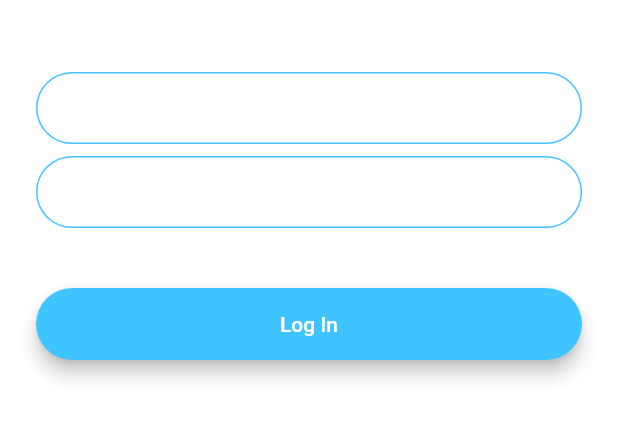
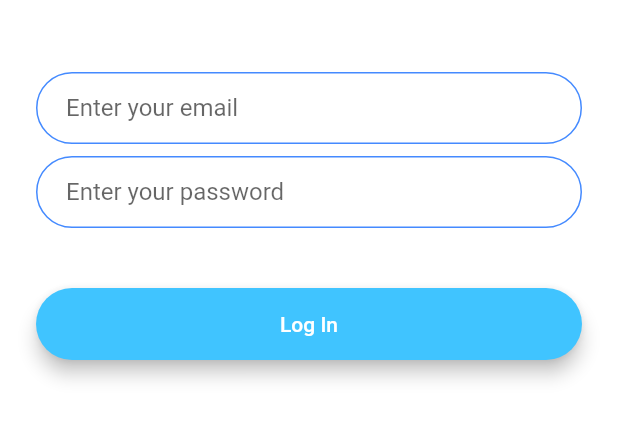
Before and after one commit to MJI-Abir/Flash-Chat, a Flutter app: the screen it shows after launch, after a tap on "Log In", on a phone screen of 412 x 824 dp, the part 576-1018 px from its top. Run offline on Flutter 3.47's test engine with Material 2 defaults, Android fonts, the phone set to English and light mode, and no system bars; drawn by our look-alikes of modal_progress_hud_nsn; our stand-ins replace animated_text_kit, awesome_snackbar_content, firebase_auth, firebase_core; accounts and stored records are empty; network calls fail.

```diff
--- a/lib/core/utils/constants.dart
+++ b/lib/core/utils/constants.dart
@@ -17,3 +17,19 @@ const kMessageContainerDecoration = BoxDecoration(
     top: BorderSide(color: Colors.lightBlueAccent, width: 2.0),
   ),
 );
+
+const kTextFieldDecoration = InputDecoration(
+  hintText: 'Enter value',
+  contentPadding: EdgeInsets.symmetric(vertical: 10.0, horizontal: 20.0),
+  border: OutlineInputBorder(
+    borderRadius: BorderRadius.all(Radius.circular(32.0)),
+  ),
+  enabledBorder: OutlineInputBorder(
+    borderSide: BorderSide(color: Colors.blueAccent, width: 1.0),
+    borderRadius: BorderRadius.all(Radius.circular(32.0)),
+  ),
+  focusedBorder: OutlineInputBorder(
+    borderSide: BorderSide(color: Colors.blueAccent, width: 2.0),
+    borderRadius: BorderRadius.all(Radius.circular(32.0)),
+  ),
+);
--- /dev/null
+++ b/lib/core/widgets/customized_button.dart
@@ -0,0 +1,39 @@
+import 'package:flutter/material.dart';
+
+class CustomizedButton extends StatelessWidget {
+  const CustomizedButton({
+    super.key,
+    required this.context,
+    required this.id,
+    required this.color,
+    required this.onPress,
+  });
+
+  final BuildContext context;
+  final String id;
+  final Color color;
+  final VoidCallback onPress;
+
+  @override
+  Widget build(BuildContext context) {
+    return Padding(
+      padding: const EdgeInsets.symmetric(vertical: 16.0),
+      child: Material(
+        elevation: 5.0,
+        color: color,
+        borderRadius: BorderRadius.circular(30.0),
+        child: MaterialButton(
+          onPressed: onPress,
+          minWidth: 200.0,
+          height: 42.0,
+          child: Text(
+            id,
+            style: const TextStyle(
+              color: Colors.white,
+            ),
+          ),
+        ),
+      ),
+    );
+  }
+}
--- a/lib/main.dart
+++ b/lib/main.dart
@@ -1,7 +1,12 @@
+import 'package:firebase_core/firebase_core.dart';
 import 'package:flash_chat/core/utils/routes.dart';
 import 'package:flutter/material.dart';
 
-void main() => runApp(const FlashChat());
+void main() async{
+  WidgetsFlutterBinding.ensureInitialized();
+  await Firebase.initializeApp();
+  runApp(const FlashChat());
+}
 
 class FlashChat extends StatelessWidget {
   const FlashChat({super.key});
@@ -10,11 +15,6 @@ class FlashChat extends StatelessWidget {
   Widget build(BuildContext context) {
     return MaterialApp(
       debugShowCheckedModeBanner: false,
-      theme: ThemeData.dark().copyWith(
-        textTheme: const TextTheme(
-          bodyLarge: TextStyle(color: Colors.black54),
-        ),
-      ),
       initialRoute: Routes.welcomeScreen,
       routes: Routes.routes,
     );
--- a/lib/screens/login_screen.dart
+++ b/lib/screens/login_screen.dart
@@ -1,17 +1,30 @@
-import 'package:flash_chat/screens/welcome_screen.dart';
+import 'package:firebase_auth/firebase_auth.dart';
+import 'package:flash_chat/core/utils/constants.dart';
+import 'package:flash_chat/core/utils/routes.dart';
+import 'package:flash_chat/core/widgets/customized_button.dart';
 import 'package:flutter/material.dart';
+import 'package:awesome_snackbar_content/awesome_snackbar_content.dart';
+import 'package:modal_progress_hud_nsn/modal_progress_hud_nsn.dart';
 
 class LoginScreen extends StatefulWidget {
+  const LoginScreen({super.key});
+
   @override
   _LoginScreenState createState() => _LoginScreenState();
 }
 
 class _LoginScreenState extends State<LoginScreen> {
+  bool showSpinner = false;
+  final FirebaseAuth _auth = FirebaseAuth.instance;
+  String email = '', password = '';
+
   @override
   Widget build(BuildContext context) {
     return Scaffold(
       backgroundColor: Colors.white,
-      body: Padding(
+      body: ModalProgressHUD(
+        inAsyncCall: showSpinner,
+        child: Padding(
           padding: const EdgeInsets.symmetric(horizontal: 24.0),
           child: Column(
             mainAxisAlignment: MainAxisAlignment.center,
@@ -28,64 +41,71 @@ class _LoginScreenState extends State<LoginScreen> {
                 height: 48.0,
               ),
               TextField(
+                keyboardType: TextInputType.emailAddress,
                 onChanged: (value) {
-                //Do something with the user input.
+                  email = value;
                 },
-              decoration: const InputDecoration(
+                decoration: kTextFieldDecoration.copyWith(
                   hintText: 'Enter your email',
-                contentPadding:
-                    EdgeInsets.symmetric(vertical: 10.0, horizontal: 20.0),
-                border: OutlineInputBorder(
-                  borderRadius: BorderRadius.all(Radius.circular(32.0)),
-                ),
-                enabledBorder: OutlineInputBorder(
-                  borderSide:
-                      BorderSide(color: Colors.lightBlueAccent, width: 1.0),
-                  borderRadius: BorderRadius.all(Radius.circular(32.0)),
-                ),
-                focusedBorder: OutlineInputBorder(
-                  borderSide:
-                      BorderSide(color: Colors.lightBlueAccent, width: 2.0),
-                  borderRadius: BorderRadius.all(Radius.circular(32.0)),
-                ),
                 ),
               ),
               const SizedBox(
                 height: 8.0,
               ),
               TextField(
+                obscureText: true,
                 onChanged: (value) {
-                //Do something with the user input.
+                  password = value;
                 },
-              decoration: const InputDecoration(
-                hintText: 'Enter your password.',
-                contentPadding:
-                    EdgeInsets.symmetric(vertical: 10.0, horizontal: 20.0),
-                border: OutlineInputBorder(
-                  borderRadius: BorderRadius.all(Radius.circular(32.0)),
-                ),
-                enabledBorder: OutlineInputBorder(
-                  borderSide:
-                      BorderSide(color: Colors.lightBlueAccent, width: 1.0),
-                  borderRadius: BorderRadius.all(Radius.circular(32.0)),
-                ),
-                focusedBorder: OutlineInputBorder(
-                  borderSide:
-                      BorderSide(color: Colors.lightBlueAccent, width: 2.0),
-                  borderRadius: BorderRadius.all(Radius.circular(32.0)),
-                ),
+                decoration: kTextFieldDecoration.copyWith(
+                  hintText: 'Enter your password',
                 ),
               ),
               const SizedBox(
                 height: 24.0,
               ),
-            AuthButton(
+              CustomizedButton(
                 context: context,
                 id: 'Log In',
                 color: Colors.lightBlueAccent,
-              onPress: () {},
+                onPress: () async {
+                  setState(
+                    () {
+                      showSpinner = true;
+                    },
+                  );
+                  try {
+                    final user = await _auth.signInWithEmailAndPassword(
+                        email: email, password: password);
+                    // ignore: use_build_context_synchronously
+                    if (user != null) {
+                      Navigator.pushNamed(context, Routes.chatScreen);
+                    }
+                  } catch (e) {
+                    final snackBar = SnackBar(
+                      duration: const Duration(seconds: 2),
+                      behavior: SnackBarBehavior.floating,
+                      dismissDirection: DismissDirection.startToEnd,
+                      elevation: 0,
+                      backgroundColor: Colors.white,
+                      content: AwesomeSnackbarContent(
+                          title: 'LOGIN FAILED',
+                          message: e.toString(),
+                          contentType: ContentType.failure),
+                    );
+                    ScaffoldMessenger.of(context)
+                      ..hideCurrentSnackBar()
+                      ..showSnackBar(snackBar);
+                  }
+                  setState(
+                    () {
+                      showSpinner = false;
+                    },
+                  );
+                },
               ),
             ],
+          ),
         ),
       ),
     );
--- a/lib/screens/welcome_screen.dart
+++ b/lib/screens/welcome_screen.dart
@@ -1,5 +1,6 @@
 import 'package:animated_text_kit/animated_text_kit.dart';
 import 'package:flash_chat/core/utils/routes.dart';
+import 'package:flash_chat/core/widgets/customized_button.dart';
 import 'package:flutter/material.dart';
 
 class WelcomeScreen extends StatefulWidget {
@@ -57,7 +58,7 @@ class _WelcomeScreenState extends State<WelcomeScreen>
             const SizedBox(
               height: 48.0,
             ),
-            AuthButton(
+            CustomizedButton(
               context: context,
               id: 'Log In',
               color: Colors.lightBlueAccent,
@@ -65,7 +66,7 @@ class _WelcomeScreenState extends State<WelcomeScreen>
                 Navigator.pushNamed(context, Routes.loginScreen);
               },
             ),
-            AuthButton(
+            CustomizedButton(
               context: context,
               id: 'Register',
               color: Colors.blueAccent,
@@ -111,38 +112,3 @@ class _WelcomeScreenState extends State<WelcomeScreen>
     screenAnimationController.forward();
   }
 }
-
-class AuthButton extends StatelessWidget {
-  const AuthButton({
-    super.key,
-    required this.context,
-    required this.id,
-    required this.color,
-    required this.onPress,
-  });
-
-  final BuildContext context;
-  final String id;
-  final Color color;
-  final VoidCallback onPress;
-
-  @override
-  Widget build(BuildContext context) {
-    return Padding(
-      padding: const EdgeInsets.symmetric(vertical: 16.0),
-      child: Material(
-        elevation: 5.0,
-        color: color,
-        borderRadius: BorderRadius.circular(30.0),
-        child: MaterialButton(
-          onPressed: onPress,
-          minWidth: 200.0,
-          height: 42.0,
-          child: Text(
-            id,
-          ),
-        ),
-      ),
-    );
-  }
-}
--- a/pubspec.yaml
+++ b/pubspec.yaml
@@ -11,6 +11,11 @@ dependencies:
     sdk: flutter
   cupertino_icons: ^1.0.6
   animated_text_kit: ^4.2.2
+  awesome_snackbar_content: ^0.1.3
+  modal_progress_hud_nsn: ^0.4.0
+  firebase_core: ^2.16.0
+  cloud_firestore: ^4.9.2
+  firebase_auth: ^4.10.0
 
 dev_dependencies:
   flutter_test:
```
Also changed, not shown: lib/screens/chat_screen.dart (+21 -0 lines), lib/screens/registration_screen.dart (+42 -36 lines), pubspec.lock, 9 other files. Lines whose indentation alone changed are shown as unchanged.
